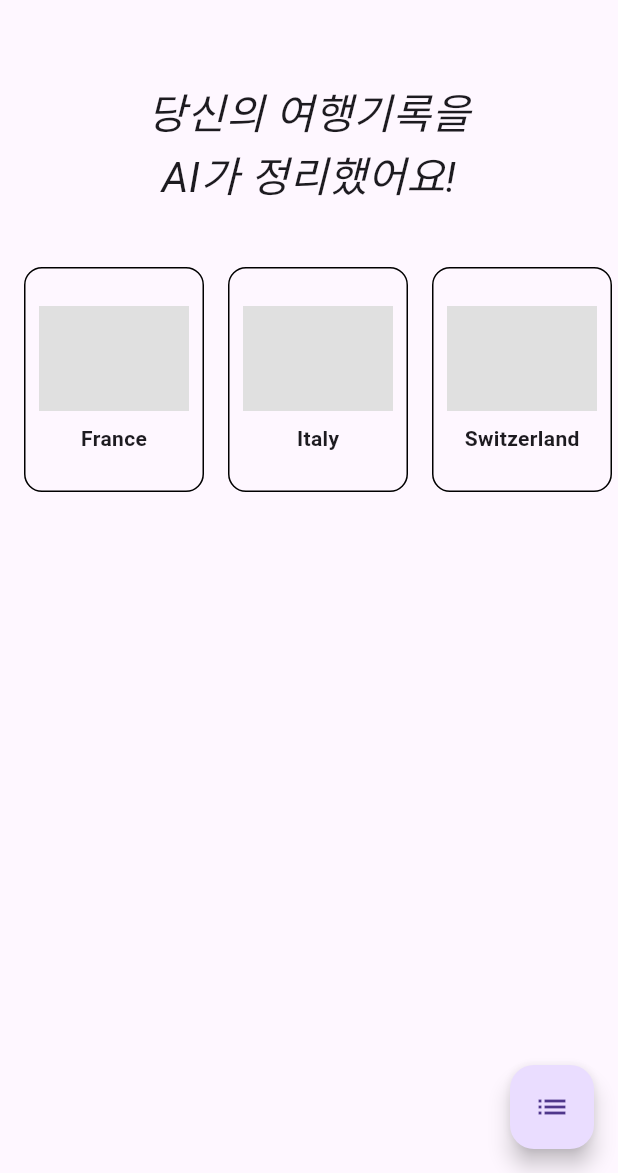
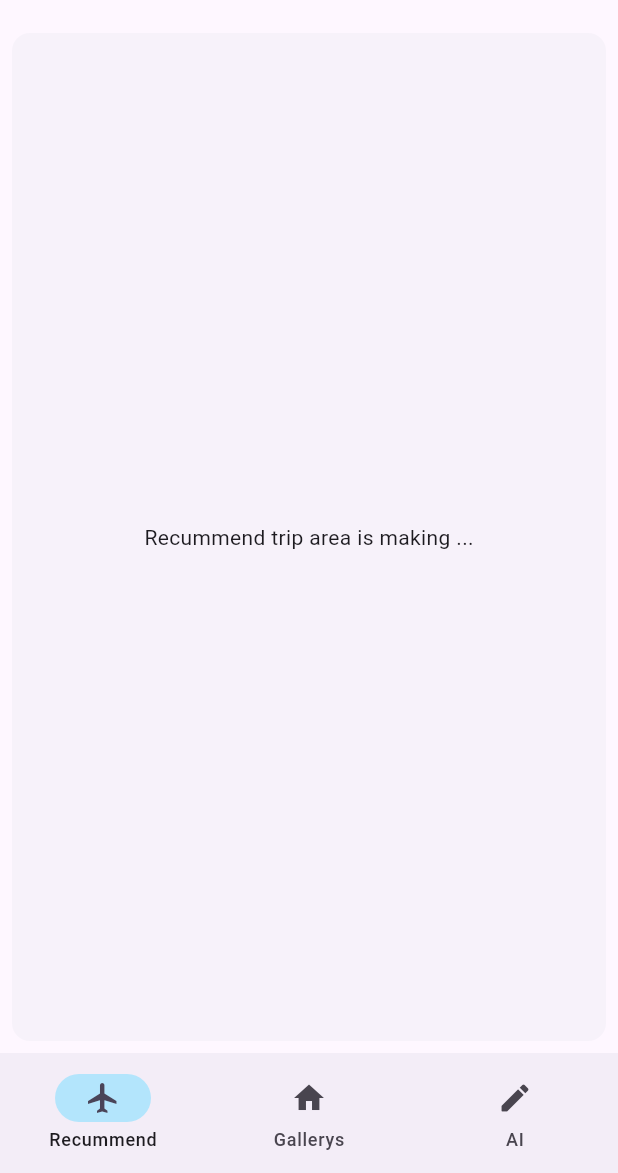
Before and after one commit to jeonghun43/pictory, a Flutter app: the screen it shows after launch, on a phone screen of 412 x 824 dp, the part 63-1236 px from its top. Run offline on Flutter 3.47's test engine with Material 3 defaults, Android fonts, the light colour scheme and no system bars.

Commit message:
바텀네비게이션바 추가 및 여행지별 날짜들 그럴싸하게  추가함

```diff
--- a/lib/main.dart
+++ b/lib/main.dart
@@ -71,7 +71,18 @@ class _HomeScreenState extends State<HomeScreen> {
           )
         ],
       ),
-      body: SafeArea(
+      body: <Widget>[
+        Card(
+          shadowColor: Colors.transparent,
+          margin: const EdgeInsets.all(8.0),
+          child: SizedBox.expand(
+            child: Center(
+                child: Text(
+              'Recummend trip area is making ...',
+            )),
+          ),
+        ),
+        SafeArea(
           child: Column(
             children: [
               SizedBox(height: 40),
@@ -96,17 +107,24 @@ class _HomeScreenState extends State<HomeScreen> {
             ],
           ),
         ),
-      // 오른쪽 아래 버튼 (예: 여행 리스트로 이동)
-      floatingActionButton: FloatingActionButton(
-        onPressed: () {
-          Navigator.push(
-            context,
-            MaterialPageRoute(builder: (_) => TravelListScreen()),
-          );
+        TravelListScreen(),
+      ][currentpageIndex],
+      bottomNavigationBar: NavigationBar(
+          onDestinationSelected: (int index) {
+            setState(() {
+              currentpageIndex = index;
+            });
           },
-        child: Icon(Icons.list),
+          indicatorColor: Colors.lightBlue.shade100,
+          selectedIndex: currentpageIndex,
+          destinations: const <Widget>[
+            NavigationDestination(icon: Icon(Icons.flight), label: "Recummend"),
+            NavigationDestination(
+              icon: Icon(Icons.home),
+              label: "Gallerys",
             ),
-      floatingActionButtonLocation: FloatingActionButtonLocation.endFloat,
+            NavigationDestination(icon: Icon(Icons.edit_rounded), label: "AI"),
+          ]),
     );
   }
 }
@@ -182,14 +200,14 @@ class _CountryCard extends StatelessWidget {
 
 // 두 번째 화면
 class TravelListScreen extends StatelessWidget {
-  final List<String> countries = [
-    'France',
-    'Italy',
-    'Switzerland',
-    'England',
-    'Japan',
-    'USA',
-    'Spain'
+  final List<Map<String, String>> trips = [
+    {'country': 'France', 'date': '22.12.03 ~ 22.12.16'},
+    {'country': 'Italy', 'date': '23.01.23 ~ 23.01.30'},
+    {'country': 'Switzerland', 'date': '23.07.01 ~ 23.07.15'},
+    {'country': 'England', 'date': '23.08.15 ~ 23.08.31'},
+    {'country': 'Japan', 'date': '24.01.17 ~ 24.01.23'},
+    {'country': 'USA', 'date': '24.02.03 ~ 24.02.16'},
+    {'country': 'Spain', 'date': '24.12.25 ~ 24.12.31'},
   ];
 
   @override
@@ -197,18 +215,19 @@ class TravelListScreen extends StatelessWidget {
     return Scaffold(
       appBar: AppBar(title: Text('AI EDITER')),
       body: ListView(
-        children: countries.map((country) {
+        physics: BouncingScrollPhysics(),
+        children: trips.map((trip) {
           return Card(
             color: Colors.cyan[100],
             child: ListTile(
               leading:
                   Container(width: 40, height: 40, color: Colors.grey[300]),
               title: Text(
-                country,
+                trip['country']!,
                 style: TextStyle(
                     fontStyle: FontStyle.italic, fontWeight: FontWeight.bold),
               ),
-              subtitle: Text('24.12.03 ~ 24.12.16'),
+              subtitle: Text(trip['date']!),
             ),
           );
         }).toList(),
@@ -404,85 +423,3 @@ class _TravelSelectScreenState extends State<TravelSelectScreen> {
     );
   }
 }
-
-
-// void main() {
-//   runApp(const Homepage());
-// }
-
-// class Homepage extends StatelessWidget {
-//   const Homepage({super.key});
-
-//   @override
-//   Widget build(BuildContext context) {
-//     return const MaterialApp(
-//       home: HomeScreen(),
-//     );
-//   }
-// }
-
-// class HomeScreen extends StatefulWidget {
-//   const HomeScreen({super.key});
-
-//   @override
-//   State<HomeScreen> createState() => _HomepageState();
-// }
-
-// class _HomepageState extends State<HomeScreen> {
-//   final countries = [
-//     'France',
-//     'Italy',
-//     'England',
-//     'USA',
-//     'BlaBla1',
-//     'BlaBla2',
-//     'BlaBla3'
-//   ];
-//   @override
-//   Widget build(BuildContext context) {
-//     return Scaffold(
-//       body: Column(
-//         children: [
-//           Text("hello"),
-//           SizedBox(
-//             height: 400,
-//             child: ListView.builder(
-//               // shrinkWrap: true,
-//               scrollDirection: Axis.horizontal,
-//               itemCount: countries.length,
-//               itemBuilder: (context, index) {
-//                 return CountryCard(
-//                   country: countries[index],
-//                 );
-//               },
-//             ),
-//           ),
-//           Text("world!"),
-//         ],
-//       ),
-//     );
-//   }
-// }
-
-// class CountryCard extends StatelessWidget {
-//   final String country;
-//   const CountryCard({super.key, required this.country});
-
-//   @override
-//   Widget build(BuildContext context) {
-//     return Container(
-//       height: 150,
-//       width: 150,
-//       decoration: BoxDecoration(
-//           color: Colors.grey, borderRadius: BorderRadius.circular(0.5)),
-//       child: Column(
-//         children: [
-//           SizedBox(),
-//           Text(
-//             country,
-//           )
-//         ],
-//       ),
-//     );
-//   }
-// }
```
Lines whose indentation alone changed are shown as unchanged.
